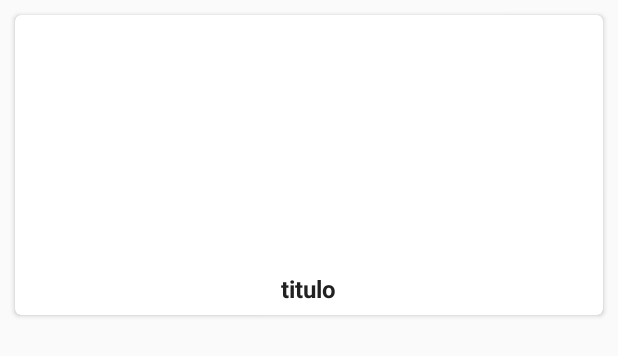
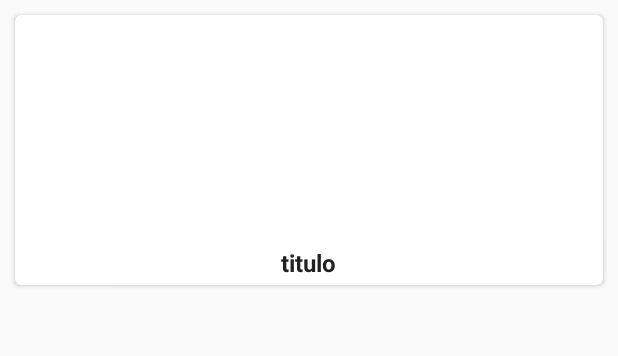
Before and after one commit to giusseppelml/el-salmon, an Android app: the layout card_view_producto.xml on its own in the app's theme, with its tools: preview values and no code run, on a phone screen of 412 x 824 dp. Shown: the top 356 px of the screen. Run offline under Robolectric (Android 15) with nearby library versions, the phone set to English and light mode, and no system bars.

Commit message:
modificacion 1.2
de compuso el reenderizado del cardview de productos.

```diff
--- a/Elsalmon/app/build.gradle
+++ b/Elsalmon/app/build.gradle
@@ -6,8 +6,8 @@ android {
         applicationId "owl.app.elsalmon"
         minSdkVersion 17
         targetSdkVersion 26
-        versionCode 3
-        versionName "1.1"
+        versionCode 4
+        versionName "1.2"
         testInstrumentationRunner "android.support.test.runner.AndroidJUnitRunner"
     }
     buildTypes {
--- a/Elsalmon/app/src/main/res/layout/card_view_producto.xml
+++ b/Elsalmon/app/src/main/res/layout/card_view_producto.xml
@@ -1,10 +1,17 @@
 <?xml version="1.0" encoding="utf-8"?>
-<android.support.v7.widget.CardView
+
+<RelativeLayout
     xmlns:android="http://schemas.android.com/apk/res/android"
     xmlns:card_view="http://schemas.android.com/apk/res-auto"
+    android:layout_width="match_parent"
+    android:layout_height="200dp">
+
+    <android.support.v7.widget.CardView
+
+
         android:id="@+id/card_view"
         android:layout_width="match_parent"
-    android:layout_height="200dp"
+        android:layout_height="match_parent"
         android:clickable="true"
         android:focusable="true"
         android:layout_margin="10dp"
@@ -55,3 +62,5 @@
             </LinearLayout>
         </LinearLayout>
     </android.support.v7.widget.CardView>
+
+</RelativeLayout>
```
Also changed, not shown: 19 other files. Lines whose indentation alone changed are shown as unchanged.
